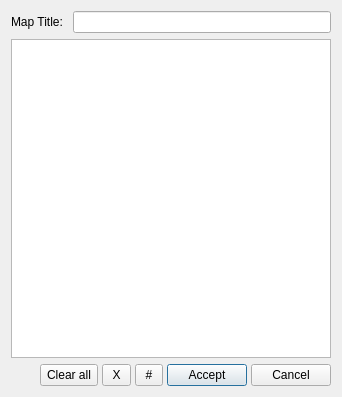
Old version of the form nutshelllegend.ui in the repository vjetten/NutShell.
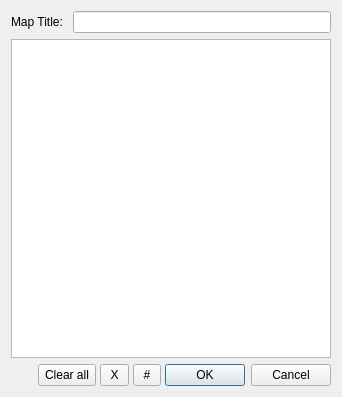
New version of the form. Icons and pictures are not drawn.

```diff
--- a/nutshelllegend.ui
+++ b/nutshelllegend.ui
@@ -99,16 +99,9 @@
       </widget>
      </item>
      <item>
-      <widget class="QPushButton" name="pushButton_accept">
-       <property name="text">
-        <string>Accept</string>
-       </property>
-      </widget>
-     </item>
-     <item>
-      <widget class="QPushButton" name="pushButton_cancel">
-       <property name="text">
-        <string>Cancel</string>
+      <widget class="QDialogButtonBox" name="buttonBox">
+       <property name="standardButtons">
+        <set>QDialogButtonBox::Cancel|QDialogButtonBox::Ok</set>
        </property>
       </widget>
      </item>
```
